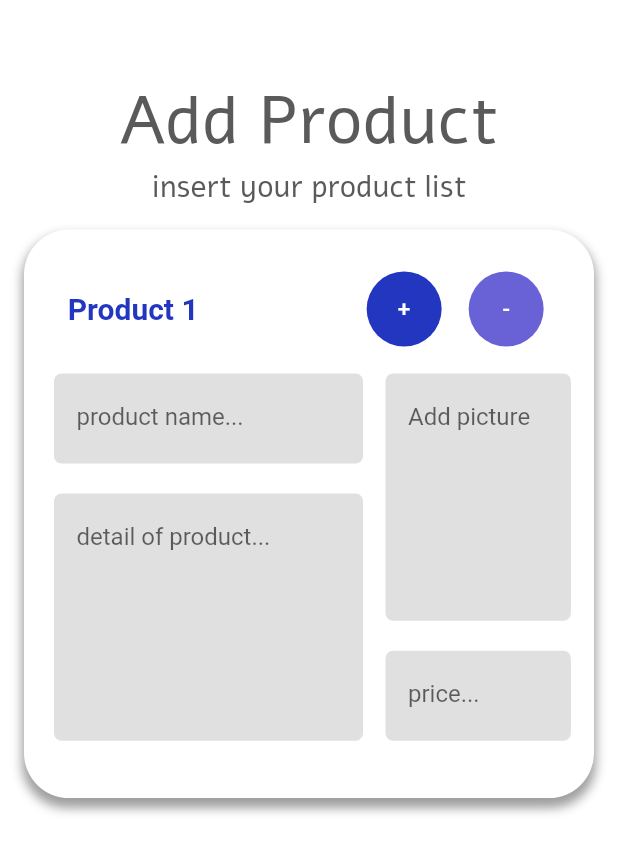
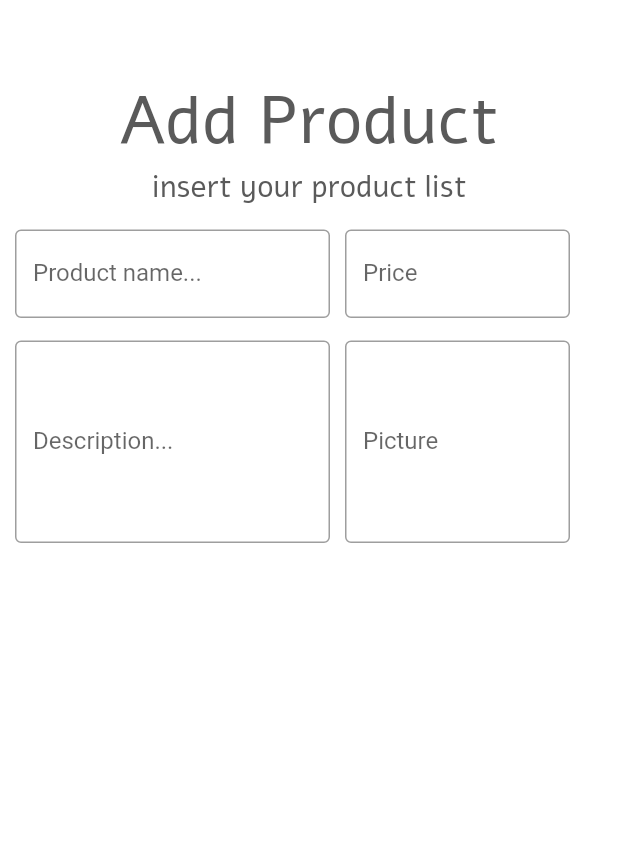
Before and after one commit to CSC234/Memby-application, a Flutter app: the AddProductList screen opened directly, on a phone screen of 412 x 824 dp. Shown: the top 853 px of the screen. Run offline on Flutter 3.47's test engine with Material 2 defaults, Android fonts, the phone set to English and light mode, and no system bars; our stand-ins replace dotted_decoration, firebase_auth, firebase_core, google_sign_in; missing offline and left inert: dart:ffi; accounts and stored records are empty.

Commit message:
[ADD] textField [UPDATE] addProduct

```diff
--- a/lib/components/CardProduct.dart
+++ b/lib/components/CardProduct.dart
@@ -6,7 +6,7 @@ class CardProductButton extends StatelessWidget {
   final Function press;
   final double fontsize;
   final Color colorCircle, textColor;
-  final double buttonSize;
+  final TextEditingController controller;
   final Function press1;
 
   const CardProductButton(
@@ -15,7 +15,7 @@ class CardProductButton extends StatelessWidget {
       this.press,
       this.colorCircle,
       this.textColor,
-      this.buttonSize,
+      this.controller,
       this.press1,
       this.fontsize})
       : super(key: key);
@@ -119,7 +119,7 @@ class CardProductButton extends StatelessWidget {
                                         borderRadius: BorderRadius.circular(5),
                                       ),
                                       child: TextField(
-                                        // controller: passwordController,
+                                        controller: controller,
                                         decoration: InputDecoration(
                                             hintText: 'product name...',
                                             border: InputBorder.none),
--- /dev/null
+++ b/lib/components/Textfield.dart
@@ -0,0 +1,53 @@
+import 'package:flutter/material.dart';
+// import 'package:memby/constants.dart';
+
+class Textfield extends StatelessWidget {
+  final String text;
+  final Function press;
+  final double fontsize;
+  final Color colorCircle, textColor;
+  final int min;
+  final double width;
+  final int max;
+
+  final Icon icon;
+
+  const Textfield(
+      {Key key,
+      this.width,
+      this.text,
+      this.press,
+      this.colorCircle,
+      this.textColor,
+      this.min,
+      this.max,
+      this.icon,
+      this.fontsize})
+      : super(key: key);
+
+  @override
+  Widget build(BuildContext context) {
+    return Container(
+      width: width,
+      child: Column(children: [
+        TextFormField(
+          // textAlignVertical: TextAlignVertical.top,
+          minLines: min,
+          maxLines: max,
+          keyboardType: TextInputType.multiline,
+          decoration: InputDecoration(
+            labelText: text,
+            border: OutlineInputBorder(
+                borderSide: BorderSide(
+              width: 5,
+              color: Color(0xFFD5D8DE),
+            )),
+          ),
+        ),
+        SizedBox(
+          height: 15,
+        )
+      ]),
+    );
+  }
+}
--- a/lib/screens/addProductScreen.dart
+++ b/lib/screens/addProductScreen.dart
@@ -1,6 +1,8 @@
 import 'package:flutter/material.dart';
 import 'package:memby/constants.dart';
 import 'package:memby/components/CardProduct.dart';
+
+import 'package:memby/components/Textfield.dart';
 
 class AddProductList extends StatefulWidget {
   @override
@@ -21,17 +23,16 @@ class Product {
 
 class _AddProductList extends State<AddProductList> {
   double val = 0;
+// [{question:'',answer:[],{},{}]
+
   List<Product> product = [
     Product(question: "test", answer: [0])
   ];
+
   void change() {
     setState(() {
       product.add(Product(question: 'aasdg', answer: [val]));
       val += 1;
-      // print(val);
-      // for (var i = 0; i < product.length; i++) {
-      //   print(product[i].answer.toString());
-      // }
       print(product.length);
       print('---------------------');
     });
@@ -41,7 +42,6 @@ class _AddProductList extends State<AddProductList> {
     setState(() {
       if (product.length > 1) product.removeAt(i);
       val -= 1;
-      // print(val);
       print(product.length);
       print('---------------------');
     });
@@ -78,16 +78,48 @@ class _AddProductList extends State<AddProductList> {
                     SizedBox(
                       height: 15,
                     ),
-                    for (var i = 0; i < product.length; i++)
-                      CardProductButton(
-                        text: "Product " + (i + 1).toString(),
-                        press: () {
-                          change();
-                        },
-                        press1: () {
-                          changeDecrease(i);
-                        },
-                      ),
+                    Row(
+                      children: [
+                        SizedBox(
+                          width: 10,
+                        ),
+                        Column(
+                          children: [
+                            Textfield(
+                              text: 'Product name...',
+                              width: 210,
+                              min: 1,
+                              max: 5,
+                            ),
+                            Textfield(
+                              text: 'Description...',
+                              width: 210,
+                              min: 5,
+                              max: 5,
+                            )
+                          ],
+                        ),
+                        SizedBox(
+                          width: 10,
+                        ),
+                        Column(
+                          children: [
+                            Textfield(
+                              width: 150,
+                              text: 'Price',
+                              min: 1,
+                              max: 5,
+                            ),
+                            Textfield(
+                              text: 'Picture',
+                              width: 150,
+                              min: 5,
+                              max: 5,
+                            )
+                          ],
+                        )
+                      ],
+                    ),
                   ],
                 ),
               ),
```
